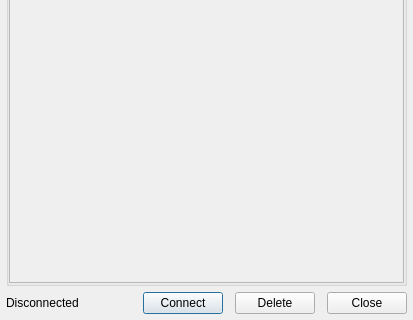
nlbtuyen/ConfigurationGCS, file commsettings.ui: the form before one commit; both pictures show x 0 to 413 and y 164 to 484 of the 413 by 484 pixel window.
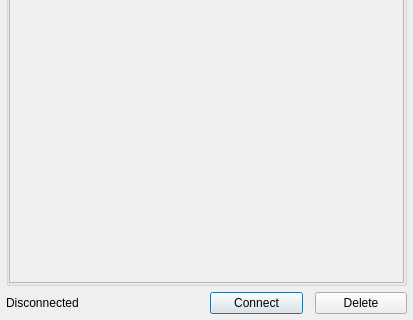
The form after the commit.

What changed in the file:
```diff
--- a/commsettings.ui
+++ b/commsettings.ui
@@ -149,16 +149,6 @@
        </property>
       </widget>
      </item>
-     <item>
-      <widget class="QPushButton" name="closeButton">
-       <property name="text">
-        <string>Close</string>
-       </property>
-       <property name="default">
-        <bool>false</bool>
-       </property>
-      </widget>
-     </item>
     </layout>
    </item>
    <item row="4" column="0">
```
